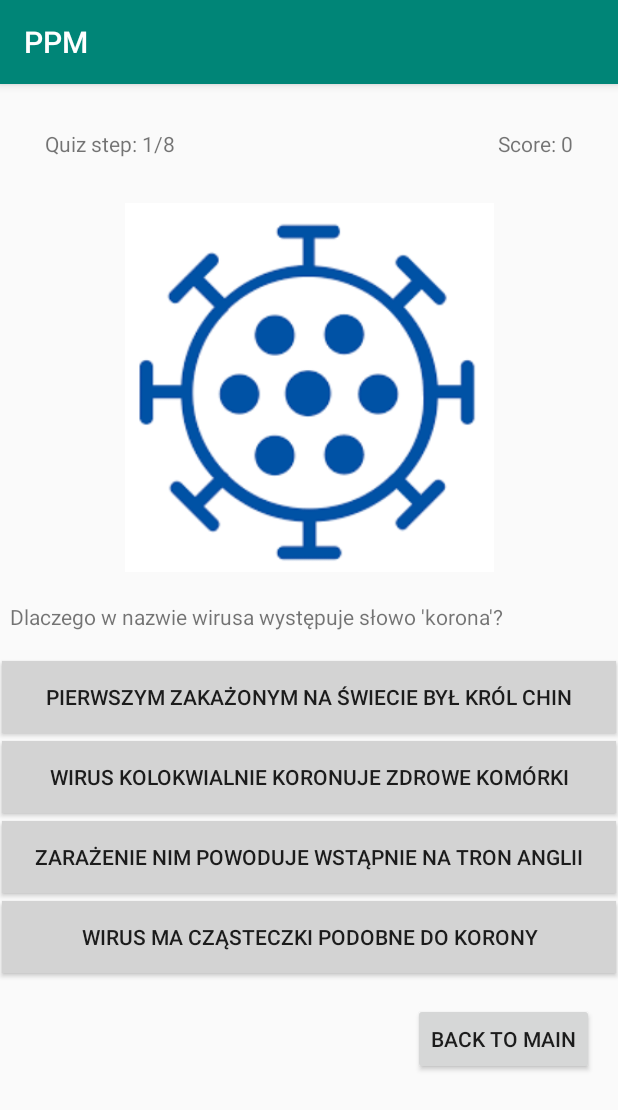
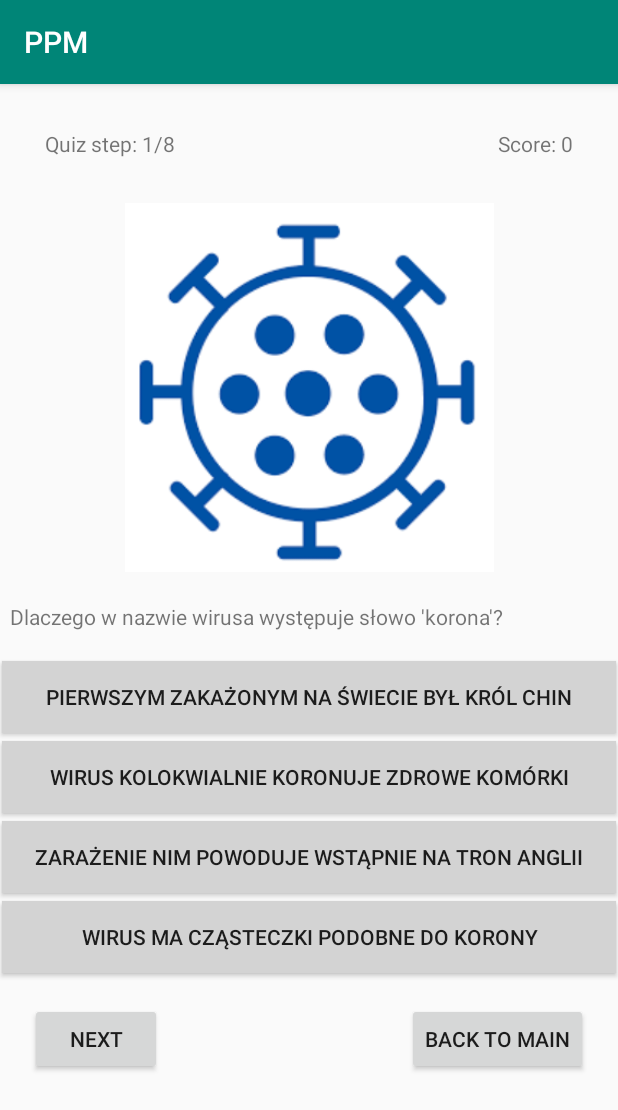
Before and after one commit to ravczar/PAMO, an Android app: the Quiz screen opened directly, with no data from a screen before it, on a phone screen of 412 x 824 dp. Shown: the top 1110 px of the screen. Run offline under Robolectric (Android 15) with nearby library versions, the phone set to English and light mode, and no system bars.

Commit message:
minor changes to scoring points in quiz game. Only proper first answer scores one point, correct/negative answer highlights a button

```diff
--- a/PPM/app/src/main/java/com/pjatk/s16281/Quiz.java
+++ b/PPM/app/src/main/java/com/pjatk/s16281/Quiz.java
@@ -20,14 +20,15 @@ import com.pjatk.s16281.model.QuestionItem;
 import java.text.MessageFormat;
 
 public class Quiz extends AppCompatActivity {
-    private Button backToMainButton, nextQuestionButton, answer1Btn, answer2Btn, answer3Btn, answer4Btn;
+    private Button backToMainButton, againButton, nextButton,
+            answer1Btn, answer2Btn, answer3Btn, answer4Btn;
     private Button[] answerButtons;
     private TextView questionView, quizTitleView, scoreView;
     private ImageView questionImage;
-    private int score, questionId, step, questionsTotalCount;
+    private int score, scoreFromStage, questionId, step, questionsTotalCount;
     private QuestionDatabase questions;
     private QuestionItem selectedQuestion;
-    private Boolean answeredCorrect, answerAlreadyGiven;
+    private Boolean answeredCorrect, answerWasChanged;
 
     @Override
     protected void onCreate(Bundle savedInstanceState) {
@@ -44,7 +45,8 @@ public class Quiz extends AppCompatActivity {
         questionView = findViewById(R.id.qestion_view);
         quizTitleView = findViewById(R.id.quiz_title);
         scoreView = findViewById(R.id.score_view);
-        nextQuestionButton = findViewById(R.id.button_next);
+        againButton = findViewById(R.id.button_next);
+        nextButton = findViewById(R.id.button_next_2);
         questionImage = findViewById(R.id.quiz_image);
 
         // questions, questionId, score
@@ -52,7 +54,7 @@ public class Quiz extends AppCompatActivity {
         score = 0;
         step = 1;
         answeredCorrect = false;
-        answerAlreadyGiven = false;
+        answerWasChanged = false;
         try{
             questions = new QuestionDatabase();
             questionsTotalCount = questions.getQuestionCount();
@@ -69,7 +71,19 @@ public class Quiz extends AppCompatActivity {
                 returnToMainActivity();
             }
         });
-        nextQuestionButton.setOnClickListener(new View.OnClickListener(){
+        nextButton.setOnClickListener(new View.OnClickListener(){
+            @Override
+            public void onClick(View v){
+                try{
+                    score = answeredCorrect ? score += scoreFromStage : score;
+                    nextQuestion();
+                }
+                catch (CloneNotSupportedException e){
+                    Log.e("Next question fail", e.getMessage());
+                }
+            }
+        });
+        againButton.setOnClickListener(new View.OnClickListener(){
             @Override
             public void onClick(View v){
                 try{
@@ -86,12 +100,7 @@ public class Quiz extends AppCompatActivity {
             public void onClick(View v){
                 setDefaultButtonBackgroundToAllAnswersBtns();
                 CheckSelectedAnswer(answer1Btn);
-                answerAlreadyGiven = true;
-                try{
-                    nextQuestion();
-                } catch (Exception e){
-                    Log.e("Fail on next step", e.getMessage());
-                }
+                answerWasChanged = true;
             }
         });
         answer2Btn.setOnClickListener(new View.OnClickListener(){
@@ -99,13 +108,7 @@ public class Quiz extends AppCompatActivity {
             public void onClick(View v){
                 setDefaultButtonBackgroundToAllAnswersBtns();
                 CheckSelectedAnswer(answer2Btn);
-                answerAlreadyGiven = true;
-                try{
-                    nextQuestion();
-                } catch (Exception e){
-                    Log.e("Fail after assess score", e.getMessage());
-                }
-
+                answerWasChanged = true;
             }
         });
         answer3Btn.setOnClickListener(new View.OnClickListener(){
@@ -113,12 +116,7 @@ public class Quiz extends AppCompatActivity {
             public void onClick(View v){
                 setDefaultButtonBackgroundToAllAnswersBtns();
                 CheckSelectedAnswer(answer3Btn);
-                answerAlreadyGiven = true;
-                try{
-                    nextQuestion();
-                } catch (Exception e){
-                    Log.e("Fail after assess score", e.getMessage());
-                }
+                answerWasChanged = true;
             }
         });
         answer4Btn.setOnClickListener(new View.OnClickListener(){
@@ -126,12 +124,7 @@ public class Quiz extends AppCompatActivity {
             public void onClick(View v){
                 setDefaultButtonBackgroundToAllAnswersBtns();
                 CheckSelectedAnswer(answer4Btn);
-                answerAlreadyGiven = true;
-                try{
-                    nextQuestion();
-                } catch (Exception e){
-                    Log.e("Fail after assess score", e.getMessage());
-                }
+                answerWasChanged = true;
             }
         });
 
@@ -149,6 +142,9 @@ public class Quiz extends AppCompatActivity {
     }
 
     private void nextQuestion() throws CloneNotSupportedException {
+        // init values for new question
+        answerWasChanged = false;
+        scoreFromStage = 0;
         int size = questions.getDatabaseSize();
 
         // Question from db by questionId(initial(1)) clone! shuffled!
@@ -201,22 +197,28 @@ public class Quiz extends AppCompatActivity {
         // Get text displayed in answer button that was clicked
         String answer = selectedBtn.getText().toString();
 
-        if(selectedQuestion.getCorrectAnswer() == answer){
+        if (selectedQuestion.getCorrectAnswer() == answer && !answerWasChanged){
             answeredCorrect = true;
             selectedBtn.setBackgroundColor(getResources().getColor(R.color.colorSuccess));
+            scoreFromStage = answeredCorrect ? 1 : 0;
             makeAnswerAssessmentToast(answeredCorrect);
-            score = answeredCorrect ? ++score : score;
-
         }
-        else{
+        else if (selectedQuestion.getCorrectAnswer() == answer && answerWasChanged){
+            answeredCorrect = true;
+            selectedBtn.setBackgroundColor(getResources().getColor(R.color.colorSuccess));
+            scoreFromStage = 0;
+            makeAnswerAssessmentToast(answeredCorrect);
+        } else {
             answeredCorrect = false;
             selectedBtn.setBackgroundColor(getResources().getColor(R.color.colorFailure));
+            scoreFromStage = !answeredCorrect ? 0 : 1;
             makeAnswerAssessmentToast(answeredCorrect);
         }
     }
 
     private void makeAnswerAssessmentToast(Boolean answerStatus){
-        String text = answerStatus ? "Success :)" : "Failure :(";
+        String scoreReceived = scoreFromStage == 1 ? " Scored: 1 point" : " Scored 0 points";
+        String text = answerStatus ? "Good answer :)"+ scoreReceived : "Bad answer :(" + scoreReceived;
         int toastBg = answerStatus ? getResources().getColor(R.color.colorSuccess) : getResources().getColor(R.color.colorFailure);
 
         Toast myToast = Toast.makeText(this, text, Toast.LENGTH_SHORT);
@@ -248,7 +250,8 @@ public class Quiz extends AppCompatActivity {
         answer2Btn.setVisibility(View.INVISIBLE);
         answer3Btn.setVisibility(View.INVISIBLE);
         answer4Btn.setVisibility(View.INVISIBLE);
-        nextQuestionButton.setVisibility(View.VISIBLE);
+        nextButton.setVisibility(View.INVISIBLE);
+        againButton.setVisibility(View.VISIBLE);
     }
 
     private void displayAllQuizRelatedItems(){
@@ -259,7 +262,8 @@ public class Quiz extends AppCompatActivity {
         answer2Btn.setVisibility(View.VISIBLE);
         answer3Btn.setVisibility(View.VISIBLE);
         answer4Btn.setVisibility(View.VISIBLE);
-        nextQuestionButton.setVisibility(View.INVISIBLE);
+        nextButton.setVisibility(View.VISIBLE);
+        againButton.setVisibility(View.INVISIBLE);
     }
 
 }
--- a/PPM/app/src/main/res/layout/quiz.xml
+++ b/PPM/app/src/main/res/layout/quiz.xml
@@ -21,7 +21,7 @@
         android:layout_width="wrap_content"
         android:layout_height="wrap_content"
         android:layout_marginTop="20dp"
-        android:layout_marginEnd="16dp"
+        android:layout_marginEnd="20dp"
         android:text="Back to Main"
         app:layout_constraintBottom_toBottomOf="parent"
         app:layout_constraintEnd_toEndOf="parent"
@@ -58,8 +58,6 @@
         android:text="Again"
         app:layout_constraintBottom_toBottomOf="parent"
         app:layout_constraintEnd_toStartOf="@+id/quiz_back"
-        app:layout_constraintHorizontal_bias="1.0"
-        app:layout_constraintStart_toStartOf="parent"
         app:layout_constraintTop_toBottomOf="@+id/btn_answer_4"
         app:layout_constraintVertical_bias="0.0" />
 
@@ -122,4 +120,19 @@
         app:layout_constraintTop_toTopOf="parent"
         app:layout_constraintVertical_bias="0.0" />
 
+    <Button
+        android:id="@+id/button_next_2"
+        android:layout_width="wrap_content"
+        android:layout_height="wrap_content"
+        android:layout_marginStart="20dp"
+        android:layout_marginTop="20dp"
+        android:layout_marginBottom="136dp"
+        android:text="NEXT"
+        app:layout_constraintBottom_toBottomOf="parent"
+        app:layout_constraintEnd_toStartOf="@+id/button_next"
+        app:layout_constraintHorizontal_bias="0.0"
+        app:layout_constraintStart_toStartOf="parent"
+        app:layout_constraintTop_toBottomOf="@+id/btn_answer_4"
+        app:layout_constraintVertical_bias="0.0" />
+
 </androidx.constraintlayout.widget.ConstraintLayout>
```
Also changed, not shown: PPM/app/src/main/res/drawable/gradient_background.xml (added, +8 -0 lines).
